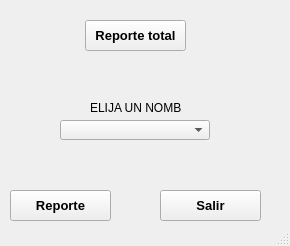
CodeDrTech/DevelopPython, file MiniNomina/FrmDesign/Filtrar.ui: the form before one commit.
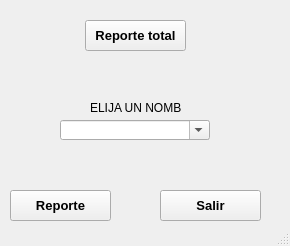
The form after the commit.

```diff
--- a/MiniNomina/FrmDesign/Filtrar.ui
+++ b/MiniNomina/FrmDesign/Filtrar.ui
@@ -99,6 +99,9 @@
       <height>20</height>
      </rect>
     </property>
+    <property name="editable">
+     <bool>true</bool>
+    </property>
    </widget>
   </widget>
   <widget class="QStatusBar" name="statusbar"/>
```
